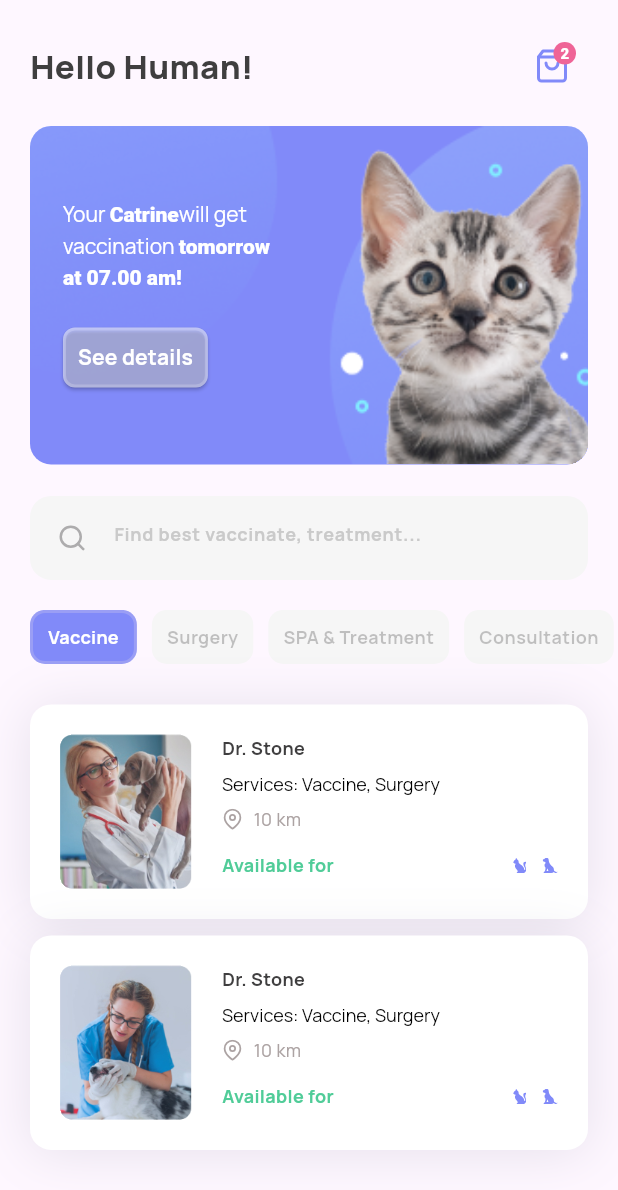
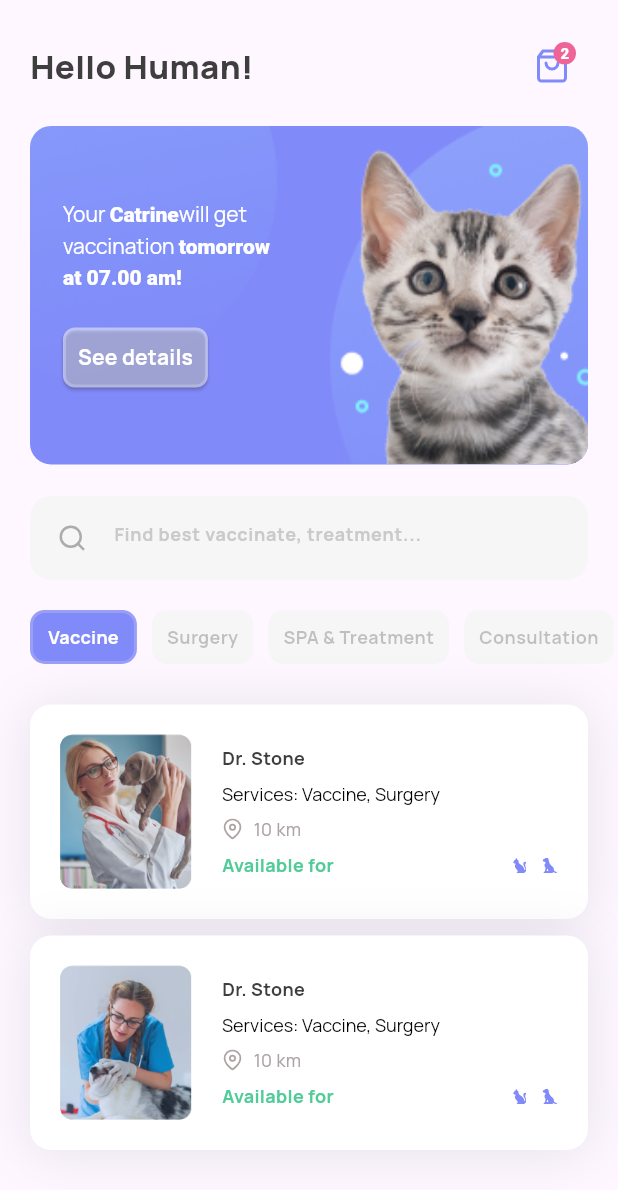
Before and after one commit to Eka051/slicing_healthy_pet, a Flutter app: the screen it shows after launch, on a phone screen of 412 x 824 dp. Shown: the top 1190 px of the screen. Run offline on Flutter 3.47's test engine with Material 3 defaults, Android fonts, the phone set to English and light mode, and no system bars; our stand-ins replace feather_icons, flutter_svg, google_fonts.

Commit message:
refactor: Simplify layout structure in home screen by removing unnecessary SizedBox

```diff
--- a/lib/screens/home_screen.dart
+++ b/lib/screens/home_screen.dart
@@ -124,10 +124,7 @@ class HomeScreen extends StatelessWidget {
               const SizedBox(
                 height: 7,
               ),
-              SizedBox(
-                height: 30,
-                width: double.maxFinite,
-                child: Row(
+              Row(
                 children: [
                   Text(
                     'Available for',
@@ -136,14 +133,13 @@ class HomeScreen extends StatelessWidget {
                         fontSize: 12,
                         fontWeight: FontWeight.bold),
                   ),
-                    Spacer(),
+                  const Spacer(),
                   SvgPicture.asset('assets/svgs/cat.svg'),
                   const SizedBox(
                     width: 10,
                   ),
                   SvgPicture.asset('assets/svgs/dog.svg'),
                 ],
-                ),
               )
             ],
           ),
```
Lines whose indentation alone changed are shown as unchanged.
